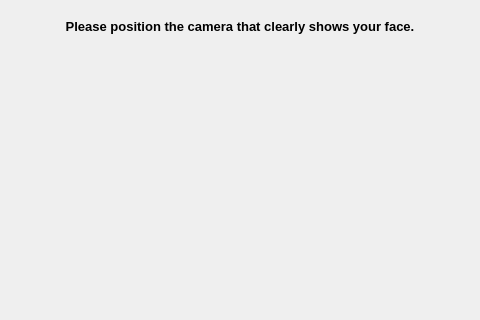
Qt form camsetpage.ui (veda-team4/DMS) before a commit.
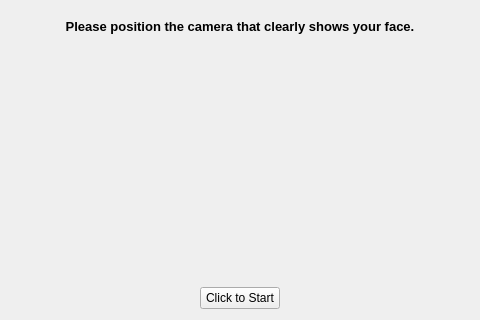
The same form after that commit.

```diff
--- a/camsetpage.ui
+++ b/camsetpage.ui
@@ -70,6 +70,19 @@
      </property>
     </widget>
    </item>
+   <item alignment="Qt::AlignHCenter">
+    <widget class="QPushButton" name="nextButton">
+     <property name="maximumSize">
+      <size>
+       <width>100</width>
+       <height>16777215</height>
+      </size>
+     </property>
+     <property name="text">
+      <string>Click to Start</string>
+     </property>
+    </widget>
+   </item>
   </layout>
  </widget>
  <resources/>
```
